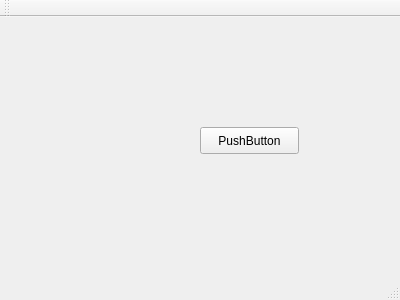
Old version of the form AufmerksamkeitTracken/mainwindow.ui in the repository Fomore/Master.
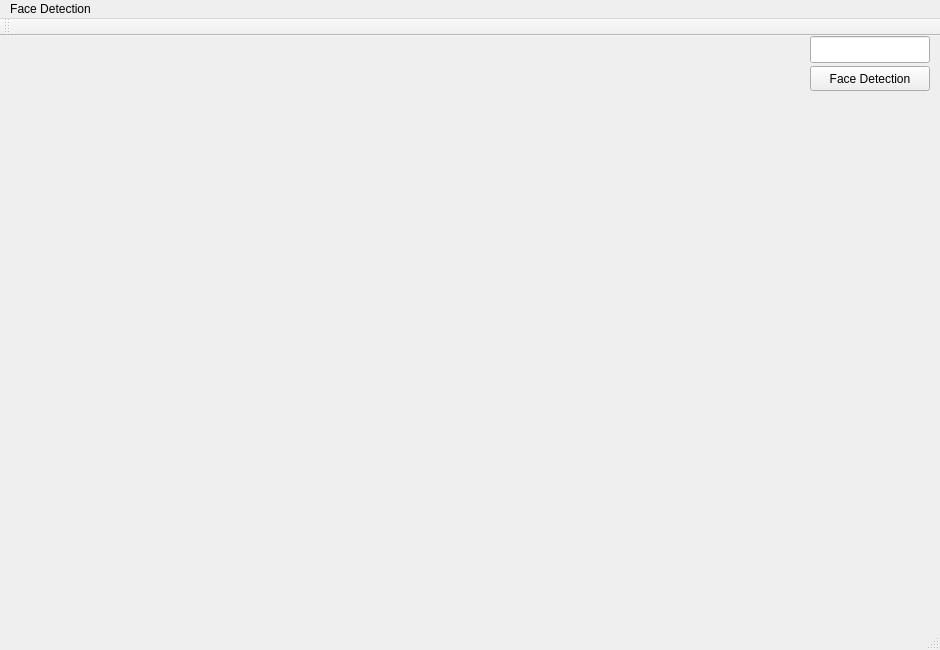
New version of the form.

Commit message: Alle Bilder eines Faces werden in der GUI dargestellt

```diff
--- a/AufmerksamkeitTracken/mainwindow.ui
+++ b/AufmerksamkeitTracken/mainwindow.ui
@@ -6,8 +6,8 @@
    <rect>
     <x>0</x>
     <y>0</y>
-    <width>400</width>
-    <height>300</height>
+    <width>940</width>
+    <height>650</height>
    </rect>
   </property>
   <property name="windowTitle">
@@ -17,15 +17,64 @@
    <widget class="QPushButton" name="pushButton">
     <property name="geometry">
      <rect>
-      <x>200</x>
-      <y>110</y>
-      <width>99</width>
+      <x>810</x>
+      <y>30</y>
+      <width>120</width>
+      <height>25</height>
+     </rect>
+    </property>
+    <property name="text">
+     <string>Face Detection</string>
+    </property>
+   </widget>
+   <widget class="QLabel" name="Main_Label">
+    <property name="geometry">
+     <rect>
+      <x>0</x>
+      <y>0</y>
+      <width>800</width>
+      <height>600</height>
+     </rect>
+    </property>
+    <property name="text">
+     <string/>
+    </property>
+   </widget>
+   <widget class="QLabel" name="Left_Label">
+    <property name="geometry">
+     <rect>
+      <x>800</x>
+      <y>100</y>
+      <width>70</width>
+      <height>500</height>
+     </rect>
+    </property>
+    <property name="text">
+     <string/>
+    </property>
+   </widget>
+   <widget class="QLabel" name="Right_Label">
+    <property name="geometry">
+     <rect>
+      <x>870</x>
+      <y>100</y>
+      <width>70</width>
+      <height>500</height>
+     </rect>
+    </property>
+    <property name="text">
+     <string/>
+    </property>
+   </widget>
+   <widget class="QLineEdit" name="Path_lineEdit">
+    <property name="geometry">
+     <rect>
+      <x>810</x>
+      <y>0</y>
+      <width>120</width>
       <height>27</height>
      </rect>
     </property>
-    <property name="text">
-     <string>PushButton</string>
-    </property>
    </widget>
   </widget>
   <widget class="QMenuBar" name="menuBar">
@@ -33,10 +82,16 @@
     <rect>
      <x>0</x>
      <y>0</y>
-     <width>400</width>
+     <width>940</width>
      <height>25</height>
     </rect>
    </property>
+   <widget class="QMenu" name="menuFace_Detection">
+    <property name="title">
+     <string>Face Detection</string>
+    </property>
+   </widget>
+   <addaction name="menuFace_Detection"/>
   </widget>
   <widget class="QToolBar" name="mainToolBar">
    <attribute name="toolBarArea">
```
The commit also changes 3818 other files.
